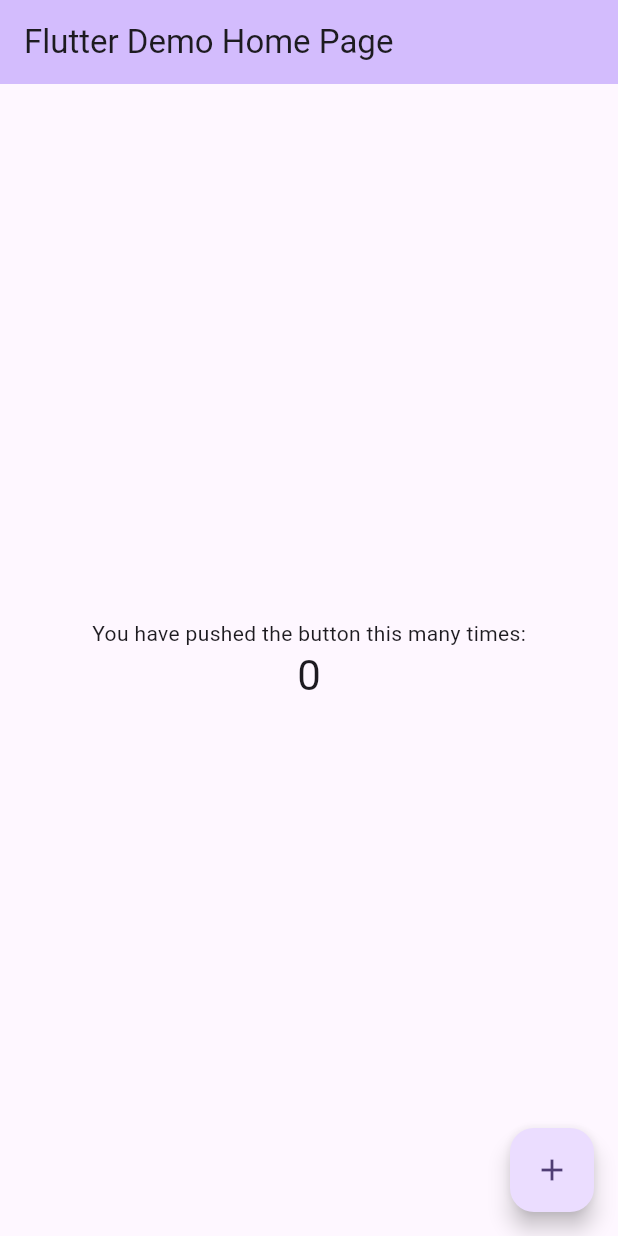
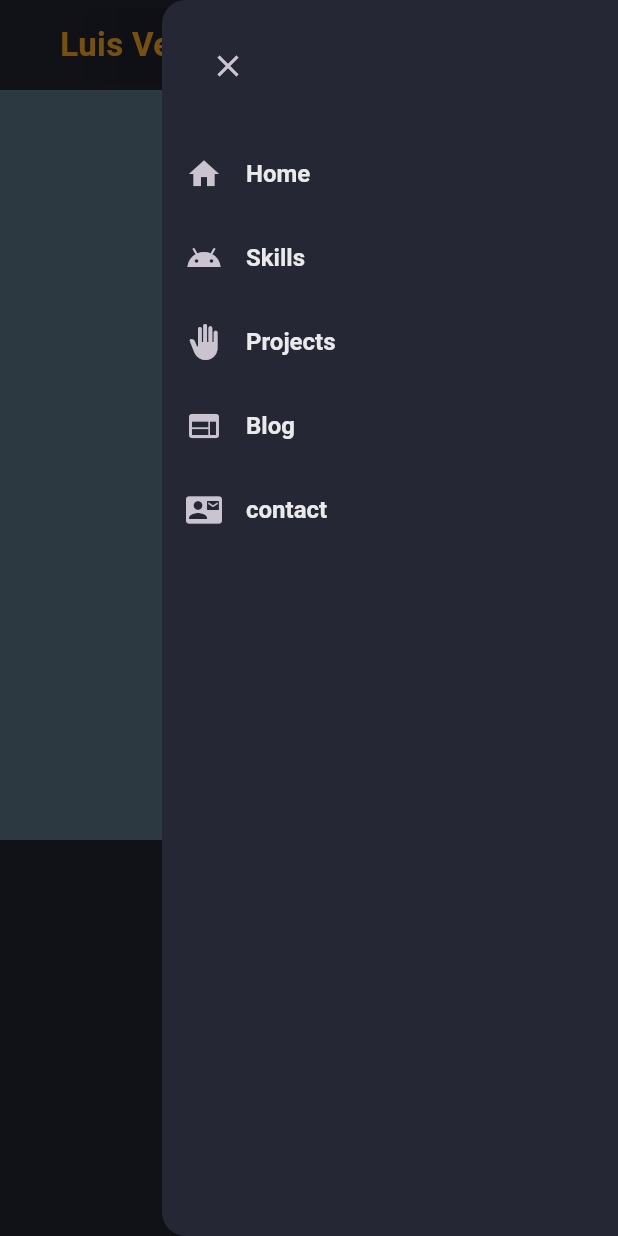
Before and after one commit to Luis301311/my_portafolio, a Flutter app: the screen it shows after launch, with the side drawer open (before the commit the screen has no drawer), on a phone screen of 412 x 824 dp. Run offline on Flutter 3.47's test engine with Material 3 defaults, Android fonts, the light colour scheme and no system bars.

Commit message:
nav, responsi

```diff
--- /dev/null
+++ b/lib/constants/colors.dart
@@ -0,0 +1,13 @@
+import 'dart:ui';
+
+class CustomColor {
+  static const Color scaffoldBg = Color(0xff252734);
+  static const Color bgLight1 = Color(0xff333646) ;
+  static const Color bgLight2 = Color(0xff424657);
+  static const Color textFieldBg = Color(0xffC8C9CE);
+  static const Color hintDark = Color(0xff666874);
+  static const Color yellowSecondary = Color(0xffFFC25C);
+  static const Color yellowPrimary = Color(0xffFFAF29);
+  static const Color whitePrimary = Color(0xffEAEAEB);
+  static const Color whiteSecondary = Color(0xffC8C9CE);
+}
--- /dev/null
+++ b/lib/constants/nav_items.dart
@@ -0,0 +1,17 @@
+import 'package:flutter/material.dart';
+
+List<String> navTitles =[
+  "Home",
+  "Skills",
+  "Projects",
+  "Blog",
+  "contact",
+];
+
+List<IconData> navIcons =[
+  Icons.home,
+  Icons.android_outlined,
+  Icons.back_hand,
+  Icons.web,
+  Icons.quick_contacts_mail,
+];
--- /dev/null
+++ b/lib/constants/size.dart
@@ -0,0 +1 @@
+const double kMinDesktopWidth = 600.0;
--- a/lib/main.dart
+++ b/lib/main.dart
@@ -1,4 +1,5 @@
 import 'package:flutter/material.dart';
+import 'package:my_portafolio/pages/home_page.dart';
 
 void main() {
   runApp(const MyApp());
@@ -11,112 +12,10 @@ class MyApp extends StatelessWidget {
   @override
   Widget build(BuildContext context) {
     return MaterialApp(
-      title: 'Flutter Demo',
-      theme: ThemeData(
-        // This is the theme of your application.
-        //
-        // TRY THIS: Try running your application with "flutter run". You'll see
-        // the application has a purple toolbar. Then, without quitting the app,
-        // try changing the seedColor in the colorScheme below to Colors.green
-        // and then invoke "hot reload" (save your changes or press the "hot
-        // reload" button in a Flutter-supported IDE, or press "r" if you used
-        // the command line to start the app).
-        //
-        // Notice that the counter didn't reset back to zero; the application
-        // state is not lost during the reload. To reset the state, use hot
-        // restart instead.
-        //
-        // This works for code too, not just values: Most code changes can be
-        // tested with just a hot reload.
-        colorScheme: ColorScheme.fromSeed(seedColor: Colors.deepPurple),
-      ),
-      home: const MyHomePage(title: 'Flutter Demo Home Page'),
+      debugShowCheckedModeBanner: false,
+      theme:ThemeData.dark() ,
+      title: 'Portafolio Luis',
+      home:  HomePage(),
     );
   }
 }
-
-class MyHomePage extends StatefulWidget {
-  const MyHomePage({super.key, required this.title});
-
-  // This widget is the home page of your application. It is stateful, meaning
-  // that it has a State object (defined below) that contains fields that affect
-  // how it looks.
-
-  // This class is the configuration for the state. It holds the values (in this
-  // case the title) provided by the parent (in this case the App widget) and
-  // used by the build method of the State. Fields in a Widget subclass are
-  // always marked "final".
-
-  final String title;
-
-  @override
-  State<MyHomePage> createState() => _MyHomePageState();
-}
-
-class _MyHomePageState extends State<MyHomePage> {
-  int _counter = 0;
-
-  void _incrementCounter() {
-    setState(() {
-      // This call to setState tells the Flutter framework that something has
-      // changed in this State, which causes it to rerun the build method below
-      // so that the display can reflect the updated values. If we changed
-      // _counter without calling setState(), then the build method would not be
-      // called again, and so nothing would appear to happen.
-      _counter++;
-    });
-  }
-
-  @override
-  Widget build(BuildContext context) {
-    // This method is rerun every time setState is called, for instance as done
-    // by the _incrementCounter method above.
-    //
-    // The Flutter framework has been optimized to make rerunning build methods
-    // fast, so that you can just rebuild anything that needs updating rather
-    // than having to individually change instances of widgets.
-    return Scaffold(
-      appBar: AppBar(
-        // TRY THIS: Try changing the color here to a specific color (to
-        // Colors.amber, perhaps?) and trigger a hot reload to see the AppBar
-        // change color while the other colors stay the same.
-        backgroundColor: Theme.of(context).colorScheme.inversePrimary,
-        // Here we take the value from the MyHomePage object that was created by
-        // the App.build method, and use it to set our appbar title.
-        title: Text(widget.title),
-      ),
-      body: Center(
-        // Center is a layout widget. It takes a single child and positions it
-        // in the middle of the parent.
-        child: Column(
-          // Column is also a layout widget. It takes a list of children and
-          // arranges them vertically. By default, it sizes itself to fit its
-          // children horizontally, and tries to be as tall as its parent.
-          //
-          // Column has various properties to control how it sizes itself and
-          // how it positions its children. Here we use mainAxisAlignment to
-          // center the children vertically; the main axis here is the vertical
-          // axis because Columns are vertical (the cross axis would be
-          // horizontal).
-          //
-          // TRY THIS: Invoke "debug painting" (choose the "Toggle Debug Paint"
-          // action in the IDE, or press "p" in the console), to see the
-          // wireframe for each widget.
-          mainAxisAlignment: MainAxisAlignment.center,
-          children: <Widget>[
-            const Text('You have pushed the button this many times:'),
-            Text(
-              '$_counter',
-              style: Theme.of(context).textTheme.headlineMedium,
-            ),
-          ],
-        ),
-      ),
-      floatingActionButton: FloatingActionButton(
-        onPressed: _incrementCounter,
-        tooltip: 'Increment',
-        child: const Icon(Icons.add),
-      ), // This trailing comma makes auto-formatting nicer for build methods.
-    );
-  }
-}
--- /dev/null
+++ b/lib/pages/home_page.dart
@@ -0,0 +1,94 @@
+import 'package:flutter/material.dart';
+import 'package:my_portafolio/constants/colors.dart';
+import 'package:my_portafolio/constants/size.dart';
+import 'package:my_portafolio/widgets/desktop/header_desktop.dart';
+import 'package:my_portafolio/widgets/mobile/drawer_mobile.dart';
+import 'package:my_portafolio/widgets/mobile/header_mobile.dart';
+
+class HomePage extends StatefulWidget {
+
+  const HomePage({super.key});
+
+  @override
+
+  State<HomePage> createState
+  () => _HomePageState();
+}
+
+
+class _HomePageState extends State<HomePage> {
+  @override
+  Widget build(BuildContext context) {
+    return LayoutBuilder(
+      builder: (context, Constraints) {
+        return Scaffold(
+          backgroundColor: CustomColor.scaffoldBg,
+          endDrawer: Constraints.maxWidth >= kMinDesktopWidth? null: const DrawerMobile(),
+          body: Center(
+            child: ListView(
+              scrollDirection: Axis.vertical,
+              children: [
+                //MAIN
+              if(Constraints.maxWidth >= kMinDesktopWidth)
+                const HeaderDesktop()
+              else
+                Builder(
+                  builder: (context) {
+                    return HeaderMobile(
+                      onLogoTap: () {},
+                      onMenuTap: () {
+                        Scaffold.of(context).openEndDrawer();
+                      },
+                    );
+                  },
+                ),
+
+
+
+
+                //MAIN
+                Container(
+                  height: 500,
+                  width: double.maxFinite,
+                  color: Colors.blueGrey,
+                ),
+
+
+
+
+
+
+
+
+
+
+
+
+
+
+
+                //SKILLS
+                Container(
+                  height: 500,
+                  width: double.maxFinite,
+                ),
+                //PROJECTS
+                Container(
+                  height: 500,
+                  width: double.maxFinite,
+                  color: Colors.blueGrey,
+                ),
+                //FOOTER
+                Container(
+                  height: 500,
+                  width: double.maxFinite,
+                ),
+              ],
+            )
+
+          ),
+         );
+      }
+    );
+  }
+}
--- /dev/null
+++ b/lib/styles/style.dart
@@ -0,0 +1,12 @@
+import 'package:flutter/material.dart';
+import 'package:my_portafolio/constants/colors.dart';
+
+BoxDecoration boxDecorationHeder = BoxDecoration(
+  gradient: LinearGradient(
+    colors: [
+      Colors.transparent,
+      CustomColor.bgLight1
+    ]
+  ) ,
+  borderRadius: BorderRadius.circular(100)
+);
--- /dev/null
+++ b/lib/widgets/desktop/header_desktop.dart
@@ -0,0 +1,38 @@
+import 'package:flutter/material.dart';
+import 'package:my_portafolio/constants/colors.dart';
+import 'package:my_portafolio/constants/nav_items.dart';
+import 'package:my_portafolio/styles/style.dart';
+import 'package:my_portafolio/widgets/silte_logo.dart';
+
+class HeaderDesktop extends StatelessWidget {
+  const HeaderDesktop({super.key});
+
+  @override
+  Widget build(BuildContext context) {
+    return Container(
+      height: 60.0,
+      margin: EdgeInsets.symmetric(vertical: 10.0, horizontal: 20.0),
+      width: double.maxFinite,
+      decoration: boxDecorationHeder,
+      child: Row(
+        children: [
+          SilteLogo(),
+          Spacer(),
+          for(int i = 0; i<navTitles.length ; i++)
+            Padding(
+              padding: const EdgeInsets.only(right: 20),
+              child: TextButton(
+                onPressed: (){},
+                child: Text(navTitles[i],
+                style: TextStyle(
+                  fontSize: 16,
+                  fontWeight: FontWeight.w500,
+                  color: CustomColor.whitePrimary
+                ),)
+              ),
+            )
+        ],
+      ),
+    );
+  }
+}
--- /dev/null
+++ b/lib/widgets/mobile/drawer_mobile.dart
@@ -0,0 +1,44 @@
+import 'package:flutter/material.dart';
+import 'package:my_portafolio/constants/colors.dart';
+import 'package:my_portafolio/constants/nav_items.dart';
+
+class DrawerMobile extends StatelessWidget {
+  const DrawerMobile({super.key});
+
+  @override
+  Widget build(BuildContext context) {
+    return Drawer(
+      backgroundColor:CustomColor.scaffoldBg,
+      child: ListView(
+        children: [
+          Align(
+            alignment: AlignmentGeometry.topLeft,
+            child: Padding(
+              padding: const EdgeInsets.only(left: 20, top: 20, bottom: 20),
+              child: IconButton(
+                onPressed: (){
+                  Navigator.of(context).pop();
+                },
+                icon: Icon(Icons.close)
+              ),
+            ),
+          ),
+
+          for(int i=0; i <navIcons.length ; i++)
+          ListTile(
+            titleTextStyle:TextStyle(
+              color: CustomColor.whitePrimary,
+              fontWeight: FontWeight.w600,
+              fontSize: 16
+            ) ,
+            leading: Icon(navIcons[i]),
+            title: Text(navTitles[i]),
+            onTap: (){
+
+            },
+          )
+        ],
+      ),
+    );
+  }
+}
--- /dev/null
+++ b/lib/widgets/mobile/header_mobile.dart
@@ -0,0 +1,29 @@
+import 'package:flutter/material.dart';
+import 'package:my_portafolio/styles/style.dart';
+import 'package:my_portafolio/widgets/silte_logo.dart';
+class HeaderMobile extends StatelessWidget {
+  const HeaderMobile({super.key, this.onLogoTap, this.onMenuTap});
+  final VoidCallback? onLogoTap;
+  final VoidCallback? onMenuTap;
+  @override
+  Widget build(BuildContext context) {
+    return Container(
+      height: 50.0,
+      margin: EdgeInsets.fromLTRB(40, 5, 20, 5),
+      decoration: boxDecorationHeder,
+      child: Row(
+        children: [
+          SilteLogo(
+            ontap: onLogoTap,
+          ),
+          const Spacer(),
+          IconButton(
+            onPressed: onMenuTap,
+            icon: const  Icon(Icons.menu)
+          ),
+          const SizedBox(width: 15),
+        ],
+      ),
+    );
+  }
+}
--- /dev/null
+++ b/lib/widgets/silte_logo.dart
@@ -0,0 +1,20 @@
+import 'package:flutter/material.dart';
+import 'package:my_portafolio/constants/colors.dart';
+
+class SilteLogo extends StatelessWidget {
+  const SilteLogo({super.key, this.ontap});
+  final VoidCallback? ontap;
+  @override
+  Widget build(BuildContext context) {
+    return GestureDetector(
+      onTap: () {
+
+      },
+      child: Text("Luis Vega", style: TextStyle(
+        fontSize: 22,
+        fontWeight: FontWeight.bold,
+        color: CustomColor.yellowPrimary
+      ),),
+    );
+  }
+}
```
